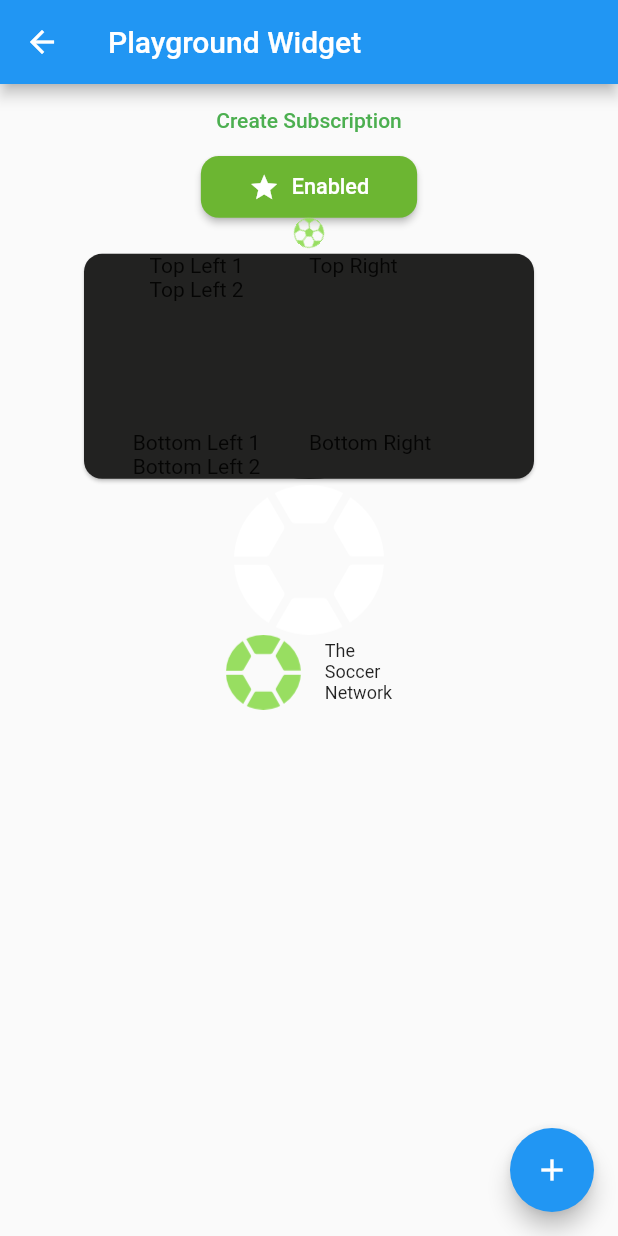
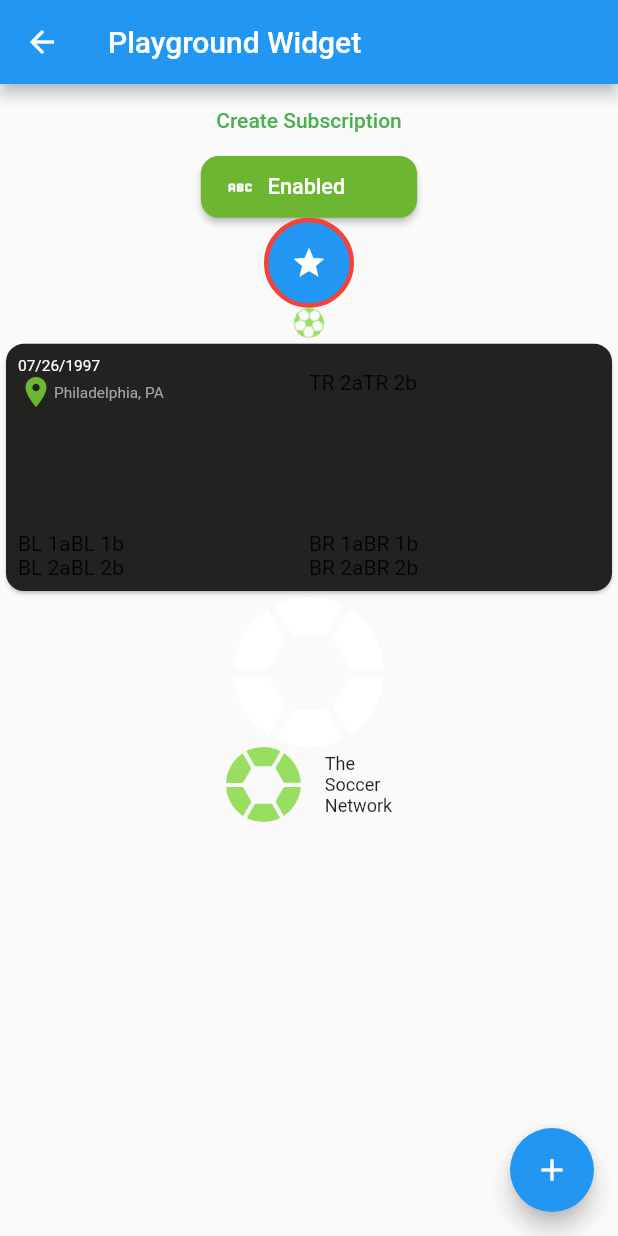
Before and after one commit to ArturoBarrios/AAASoccer, a Flutter app: the PlaygroundWidget screen opened directly, on a phone screen of 412 x 824 dp. Run offline on Flutter 3.47's test engine with Material 2 defaults, Android fonts, the phone set to English and light mode, and no system bars; our stand-ins replace auto_size_text, bloc, equatable, firebase_analytics, firebase_core, flip_card and 23 more; missing offline and left inert: amplify_api, amplify_auth_cognito, amplify_authenticator, amplify_datastore, amplify_flutter, dart:ffi and 7 more; accounts and stored records are empty; network calls fail.

Commit message:
misc updates

```diff
--- a/lib/commands/home_page_command.dart
+++ b/lib/commands/home_page_command.dart
@@ -3,6 +3,7 @@ import 'package:soccermadeeasy/commands/player_command.dart';
 import 'package:soccermadeeasy/commands/team_command.dart';
 import 'package:soccermadeeasy/commands/tournament_command.dart';
 import 'package:soccermadeeasy/commands/user_command.dart';
+import 'package:soccermadeeasy/styles/colors.dart';
 
 import '../models/enums/EventType.dart';
 import '../graphql/fragments/event_fragments.dart';
@@ -22,6 +23,7 @@ import '../components/Cards/tryout_card.dart';
 import '../components/Cards/tournament_card.dart';
 import '../components/Cards/league_card.dart';
 import '../components/Cards/team_card.dart';
+import '../components/Cards/tsn_pickup_card.dart';
 import 'package:flutter_svg_provider/flutter_svg_provider.dart';
 import 'package:soccermadeeasy/svg_widgets.dart';
 
@@ -57,10 +59,19 @@ class HomePageCommand extends BaseCommand {
       dynamic getEventDetailsResp =
           await EventCommand().getUserEventDetails([selectedObject]);
       print("after getEventDetails");
-      card = PickupCard2(
-          gameObject: selectedObject,
-          svgImage: svgImage,
-          userEventDetails: getEventDetailsResp);
+      card = TSNPickupCard(
+        topLeft: [Text("07/26/1997")],
+        topRight: [Text("07/26/1997")],
+        bottomLeft: [Text("07/26/1997")],
+        bottomRight: [Text("07/26/1997")],
+        backgroundColor: AppColors.tsnAlmostBlack,
+        svgImage: svgImage,
+
+      );
+      // card = PickupCard2(
+      //     gameObject: selectedObject,
+      //     svgImage: svgImage,
+      //     userEventDetails: getEventDetailsResp);
     } else if (selectedKey == Constants.TRAINING) {
       dynamic getEventDetailsResp =
           await EventCommand().getUserEventDetails([selectedObject]);
--- a/lib/components/Buttons/basic_elevated_button.dart
+++ b/lib/components/Buttons/basic_elevated_button.dart
@@ -6,10 +6,11 @@ class BasicElevatedButton extends StatefulWidget {
   final double? height;
   final double? width;
   final Svg? icon;
+  final String? text;
   final Color? backgroundColor;
 
 
-  const BasicElevatedButton({Key? key, this.height, this.width, this.backgroundColor, this.icon }) : super(key: key);
+  const BasicElevatedButton({Key? key, this.height, this.width, this.backgroundColor, this.icon, this.text }) : super(key: key);
 
   @override
   State<BasicElevatedButton> createState() => _BasicElevatedButton();
@@ -47,16 +48,34 @@ class _BasicElevatedButton extends State<BasicElevatedButton> {
     },
     child: Row(
       mainAxisSize: MainAxisSize.min,
+      mainAxisAlignment:
+          widget.icon == null && widget.text != null // replace widget.text with your actual text variable
+              ? MainAxisAlignment.center
+              : widget.icon != null && widget.text == null // replace widget.text with your actual text variable
+                  ? MainAxisAlignment.center
+                  : MainAxisAlignment.start,
       children: [
-            Icon(Icons.star, color: Colors.white, size: iconSize),  // your icon here
-            SizedBox(width: 8),  // a little spacing between the icon and text
-            Text(
-              'Enabled',
+        if (widget.icon != null)
+          Icon(
+            Icons.abc_outlined,
+            color: Colors.white,
+            size: iconSize,
+          ), // your icon here
+        if (widget.icon != null && widget.text != null) // replace widget.text with your actual text variable
+          SizedBox(width: 8), // Add spacing only if icon and text exist
+        if (widget.text != null) // replace widget.text with your actual text variable
+          Expanded(
+            child: Text(
+              'Enabled', // replace 'Enabled' with your actual text variable
+              textAlign: widget.icon == null ? TextAlign.center : TextAlign.left,
               style: TextStyle(fontSize: fontSize),
+            ),
           ),
       ],
     ),
   ),
 );
+
+
   }
 }
--- /dev/null
+++ b/lib/components/Buttons/circle_outline_icon.dart
@@ -0,0 +1,36 @@
+import 'package:flutter/material.dart';
+
+class CircleOutlineIcon extends StatelessWidget {
+  final Widget icon;
+  final Color backgroundColor;
+  final Color borderColor;
+  final double circleSize;
+  final double borderThickness;
+
+  CircleOutlineIcon({
+    required this.icon,
+    required this.backgroundColor,
+    required this.borderColor,
+    this.circleSize = 50.0, // Default size
+    this.borderThickness = 2.0, // Default border thickness
+  });
+
+  @override
+  Widget build(BuildContext context) {
+    return Container(
+      width: circleSize,
+      height: circleSize,
+      decoration: BoxDecoration(
+        shape: BoxShape.circle,
+        color: backgroundColor,
+        border: Border.all(
+          color: borderColor,
+          width: borderThickness,
+        ),
+      ),
+      child: Center(
+        child: icon,
+      ),
+    );
+  }
+}
--- /dev/null
+++ b/lib/components/Cards/tsn_pickup_card.dart
@@ -0,0 +1,158 @@
+import 'package:flutter/material.dart';
+import 'package:flutter_svg_provider/flutter_svg_provider.dart';
+
+import '../../styles/colors.dart';
+import '../../styles/font_sizes.dart';
+
+class TSNPickupCard extends StatelessWidget {
+  final List<Widget> topLeft;
+  final List<Widget> topRight;
+  final List<Widget> bottomLeft;
+  final List<Widget> bottomRight;
+  final Color backgroundColor;
+  final Svg? svgImage;
+  final double? width;
+  final double? height;
+
+  TSNPickupCard({
+    required this.topLeft,
+    required this.topRight,
+    required this.bottomLeft,
+    required this.bottomRight,
+    required this.backgroundColor,
+    this.svgImage,
+    this.width,
+    this.height,
+  });
+
+  @override
+  Widget build(BuildContext context) {
+    double screenHeight = MediaQuery.of(context).size.height;
+    double screenWidth = MediaQuery.of(context).size.width;
+    return Card(
+      shape: RoundedRectangleBorder(
+        borderRadius: BorderRadius.circular(12.0),
+      ),
+      color: backgroundColor,
+      child: Container(
+        width: width,
+        height: screenHeight*.2,
+        decoration: BoxDecoration(
+          borderRadius: BorderRadius.circular(12.0),
+        ),
+        child: Stack(
+          children: [
+            // ... Image part
+
+            Padding(
+              padding: const EdgeInsets.all(8.0),
+              child: Column(
+                mainAxisAlignment: MainAxisAlignment.spaceBetween,
+                crossAxisAlignment: CrossAxisAlignment.stretch,
+                children: [
+                  Row(
+                    mainAxisAlignment: MainAxisAlignment.spaceBetween,
+                    children: [
+                      Flexible(
+                        child: Column(
+                          crossAxisAlignment: CrossAxisAlignment.start,
+                          children: [
+                            Row(
+                              children: [
+                                Text("07/26/1997",
+                                    style: TextStyle(
+                                      color: AppColors.tsnWhite,
+                                      fontSize: FontSizes.xxs(context),
+                                    )),
+                                // Text("TL 1b"),
+                              ],
+                            ),
+                            Row(
+                              children: [
+                                Icon(Icons.location_on,
+                                    color: AppColors.tsnGreen),
+                                Text(
+                                  "Philadelphia, PA",
+                               style: TextStyle(
+                                      color: AppColors.tsnGrey,
+                                      fontSize: FontSizes.xxs(context),
+                                    )),
+                                // Text("TL 2b"),
+                              ],
+                            ),
+                          ],
+                        ),
+                      ),
+                      Flexible(
+                        child: Column(
+                          crossAxisAlignment: CrossAxisAlignment.end,
+                          children: [
+                            Row(
+                              children: [
+                                // Text("TR 1a"),
+                                // Text("TR 1b"),
+                              ],
+                            ),
+                            Row(
+                              children: [
+                                Text("TR 2a"),
+                                Text("TR 2b"),
+                              ],
+                            ),
+                          ],
+                        ),
+                      ),
+                    ],
+                  ),
+                  Row(
+                    mainAxisAlignment: MainAxisAlignment.spaceBetween,
+                    children: [
+                      Flexible(
+                        child: Column(
+                          crossAxisAlignment: CrossAxisAlignment.start,
+                          children: [
+                            Row(
+                              children: [
+                                Text("BL 1a"),
+                                Text("BL 1b"),
+                              ],
+                            ),
+                            Row(
+                              children: [
+                                Text("BL 2a"),
+                                Text("BL 2b"),
+                              ],
+                            ),
+                          ],
+                        ),
+                      ),
+                      Flexible(
+                        child: Column(
+                          crossAxisAlignment: CrossAxisAlignment.end,
+                          children: [
+                            Row(
+                              children: [
+                                Text("BR 1a"),
+                                Text("BR 1b"),
+                              ],
+                            ),
+                            Row(
+                              children: [
+                                Text("BR 2a"),
+                                Text("BR 2b"),
+                              ],
+                            ),
+                          ],
+                        ),
+                      ),
+                    ],
+                  ),
+                ],
+              ),
+            ),
+          ],
+        ),
+      ),
+    );
+  }
+}
--- a/lib/components/Cards/tsnnew_card.dart
+++ /dev/null
@@ -1,71 +0,0 @@
-import 'package:flutter/material.dart';
-import 'package:flutter_svg_provider/flutter_svg_provider.dart';
-
-class NewCardTSN extends StatelessWidget {
-  final Widget topLeft;
-  final Widget topRight;
-  final Widget bottomLeft;
-  final Widget bottomRight;
-  final Color backgroundColor;
-  final Svg svgImage;
-  final double width;
-  final double height;
-
-  NewCardTSN({
-    required this.topLeft,
-    required this.topRight,
-    required this.bottomLeft,
-    required this.bottomRight,
-    required this.backgroundColor,
-    required this.svgImage,
-    required this.width,
-    required this.height,
-  });
-
-  @override
-  Widget build(BuildContext context) {
-    return Card(
-      shape: RoundedRectangleBorder(
-        borderRadius: BorderRadius.circular(12.0),
-      ),
-      color: backgroundColor,
-      child: Container(
-        width: width,
-        height: height,
-        decoration: BoxDecoration(
-          borderRadius: BorderRadius.circular(12.0),
-        ),
-        child: Stack(
-          children: [
-            Image(
-              width: width,
-              height: height,
-              image: svgImage,
-              color: backgroundColor,
-            ),
-            Column(
-              mainAxisAlignment: MainAxisAlignment.spaceBetween,
-              crossAxisAlignment: CrossAxisAlignment.stretch,
-              children: [
-                Row(
-                  crossAxisAlignment: CrossAxisAlignment.start,
-                  children: [
-                    Expanded(child: topLeft),
-                    Expanded(child: topRight),
-                  ],
-                ),
-                Row(
-                  crossAxisAlignment: CrossAxisAlignment.start,
-                  children: [
-                    Expanded(child: bottomLeft),
-                    Expanded(child: bottomRight),
-                  ],
-                ),
-              ],
-            ),
-          ],
-        ),
-      ),
-    );
-  }
-}
--- a/lib/components/playground_widget.dart
+++ b/lib/components/playground_widget.dart
@@ -5,7 +5,8 @@ import 'package:soccermadeeasy/svg_widgets.dart';
 import '../commands/subscriptions_command.dart';
 import '../styles/colors.dart';
 import 'Buttons/basic_elevated_button.dart';
-import 'Cards/tsnnew_card.dart';
+import 'Buttons/circle_outline_icon.dart';
+import 'Cards/tsn_pickup_card.dart';
 import 'Loading/loading_icon.dart';
 import 'logo_text.dart';
 
@@ -28,7 +29,7 @@ class _PlaygroundWidgetState extends State<PlaygroundWidget> {
   @override
   Widget build(BuildContext context) {
     double screenHeight = MediaQuery.of(context).size.height;
-double screenWidth = MediaQuery.of(context).size.width;
+    double screenWidth = MediaQuery.of(context).size.width;
     return Scaffold(
       appBar: AppBar(
         title: Text('Playground Widget'),
@@ -49,30 +50,28 @@ double screenWidth = MediaQuery.of(context).size.width;
             ),
           ),
         BasicElevatedButton(
+          icon: SVGWidgets().getSoccerBallSVGImage(),
           height: screenHeight * 0.05,  // 10% of screen height
           width: screenWidth * 0.35,
-          backgroundColor: AppColors.tsnGreen,),
+          backgroundColor: AppColors.tsnGreen, text: "Enable"),
+          CircleOutlineIcon(
+  icon: Icon(Icons.star, color: Colors.white),
+  backgroundColor: Colors.blue,
+  borderColor: Colors.red,
+  circleSize: 60.0,
+  borderThickness: 3.0,
+),
+
           LoadingIcon(width: 20, height: 20, svgImage: SVGWidgets().getSoccerBallSVGImage()),
-         NewCardTSN(
-  topLeft: Column(
-    children: [
-      Text('Top Left 1'),
-      Text('Top Left 2'),
-    ],
-  ),
-  topRight: Text('Top Right'),
-  bottomLeft: Column(
-    children: [
-      Text('Bottom Left 1'),
-      Text('Bottom Left 2'),
-    ],
-  ),
-  bottomRight: Text('Bottom Right'),
-  backgroundColor: AppColors.tsnAlmostBlack,
-  svgImage: SVGWidgets().getSoccerBallSVGImage(),
-  width: 300,  // set your width
-  height: 150, // set your height
-),
+  TSNPickupCard(
+        topLeft: [Text("07/26/1997")],
+        topRight: [Text("07/26/1997")],
+        bottomLeft: [Text("07/26/1997")],
+        bottomRight: [Text("07/26/1997")],
+        backgroundColor: AppColors.tsnAlmostBlack,
+
+
+      ),
 LogoWidget(
   width: 100.0,
   height: 100.0,  //Replace with your actual image provider
--- a/lib/models/pageModels/app_model.dart
+++ b/lib/models/pageModels/app_model.dart
@@ -1,10 +1,13 @@
 import 'package:flutter/foundation.dart';
+import 'package:flutter/material.dart';
 import 'package:graphql_flutter/graphql_flutter.dart';
 import 'package:geolocator/geolocator.dart';
 
 import '../../constants.dart';
 import '../../strings.dart';
 import '../../svg_widgets.dart';
+import '../../views/home.dart';
+import '../../views/location/map.dart';
 import '../appModels/Location.dart';
 import 'package:flutter_svg_provider/flutter_svg_provider.dart';
 
@@ -12,36 +15,85 @@ class AppModel extends ChangeNotifier {
   void nukeModelData() {}
 
 
-    Map<dynamic, dynamic> _selectedPage = {
+    Map<dynamic, dynamic> _selectedPages = {
       Constants.HOMEPAGE: {
         "key": Constants.HOMEPAGE,
         "enabled": true,
         "name": StringConstants.HOMEPAGETITLE,
         "description": "",
-      "image": SVGWidgets().getSoccerBallSVGImage(),
+        'icon': Icons.home,
+        'selectAction': (BuildContext context) {
+          print("in selectAction");
+          Navigator.push(
+            context,
+            MaterialPageRoute<void>(
+              builder: (BuildContext context) {
+                return const Home();
+              },
+            ),
+          );
+        },
       },
       Constants.LOCATIONSPAGE: {
         "key": Constants.LOCATIONSPAGE,
-      "enabled": true,
+        "enabled": false,
         "name": StringConstants.LOCATIONSPAGETITLE,
         "description": "",
-      "image": SVGWidgets().getSoccerBallSVGImage(),
+        'icon': Icons.location_on,
+        'selectAction': (BuildContext context) {
+          print("in selectAction");
+          Navigator.push(
+            context,
+            MaterialPageRoute<void>(
+              builder: (BuildContext context) {
+                return const LocationsMap();
+              },
+            ),
+          );
+        },
       },
       Constants.CHATSPAGE: {
         "key": Constants.CHATSPAGE,
-      "enabled": true,
+        "enabled": false,
         "name": StringConstants.CHATSPAGETITLE,
         "description": "",
-      "image": SVGWidgets().getSoccerBallSVGImage(),
+        'icon': Icons.chat,
+        'selectAction': (BuildContext context) {
+          print("in selectAction");
+          Navigator.push(
+            context,
+            MaterialPageRoute<void>(
+              builder: (BuildContext context) {
+                return const Home();
+              },
+            ),
+          );
+        },
       },
       Constants.SCHEDULEPAGE: {
         "key": Constants.SCHEDULEPAGE,
-      "enabled": true,
+        "enabled": false,
         "name": StringConstants.SCHEDULEPAGETITLE,
         "description": "",
-      "image": SVGWidgets().getSoccerBallSVGImage(),
+        "icon": Icons.calendar_month_outlined,
+        'selectAction': (BuildContext context) {
+          print("in selectAction");
+          Navigator.push(
+            context,
+            MaterialPageRoute<void>(
+              builder: (BuildContext context) {
+                return const Home();
+              },
+            ),
+          );
+        },
       },
   };
+  Map<dynamic, dynamic> get selectedPages => _selectedPages;
+  set selectedPages(Map<dynamic, dynamic> selectedPages) {
+    _selectedPages = selectedPages;
+    notifyListeners();
+  }
 
   List<Svg> locationSvgs = [
     SVGWidgets().getSoccerBallSVGImage(),
@@ -176,6 +228,13 @@ class AppModel extends ChangeNotifier {
     notifyListeners();
   }
 
+  List<Location> _facilityLocations = [];
+  List<Location> get facilityLocations => _facilityLocations;
+  set facilityLocations(List<Location> facilityLocations) {
+    _facilityLocations = facilityLocations;
+    notifyListeners();
+  }
+
   List<Location> _locations = [];
   List<Location> get locations => _locations;
   set locations(List<Location> locations) {
```
Also changed, not shown: lib/commands/location_command.dart (+33 -3 lines), lib/components/footers.dart (+18 -27 lines), lib/models/enums/LocationType.dart (added, +7 -0 lines), lib/views/home.dart (+8 -6 lines), lib/views/location/map.dart (+33 -19 lines), lib/assets/tsn-icons/city.svg (added), lib/assets/tsn-icons/double-money.svg (added), lib/assets/tsn-icons/host.svg (added), 1 other file. Lines whose indentation alone changed are shown as unchanged.
